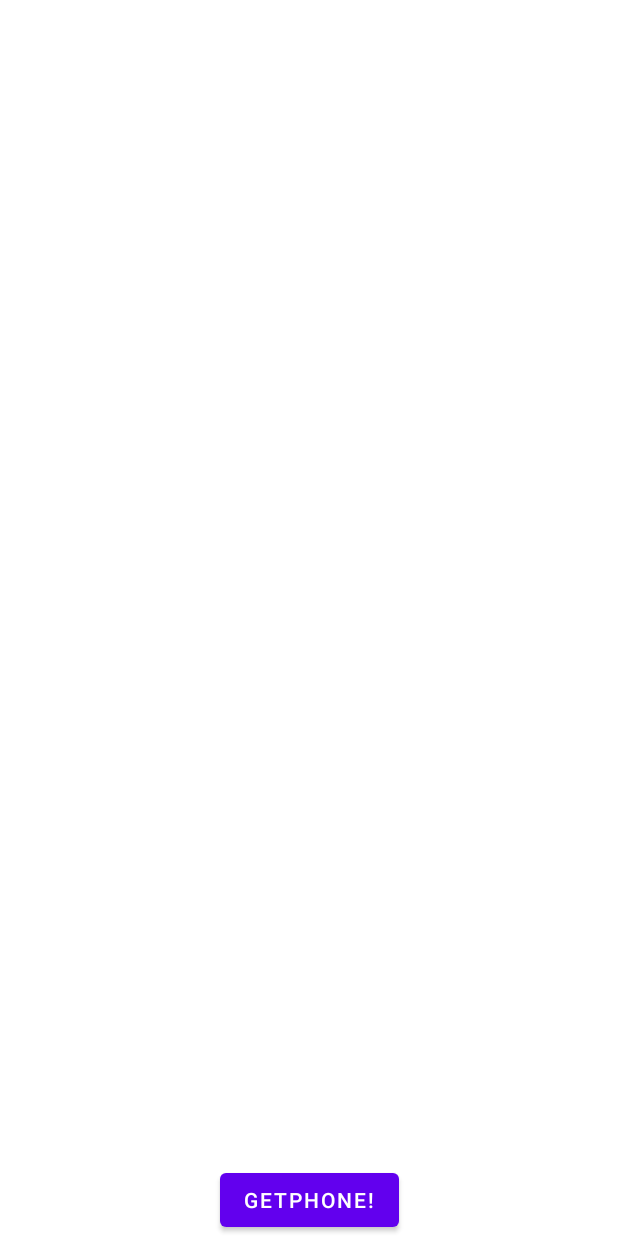
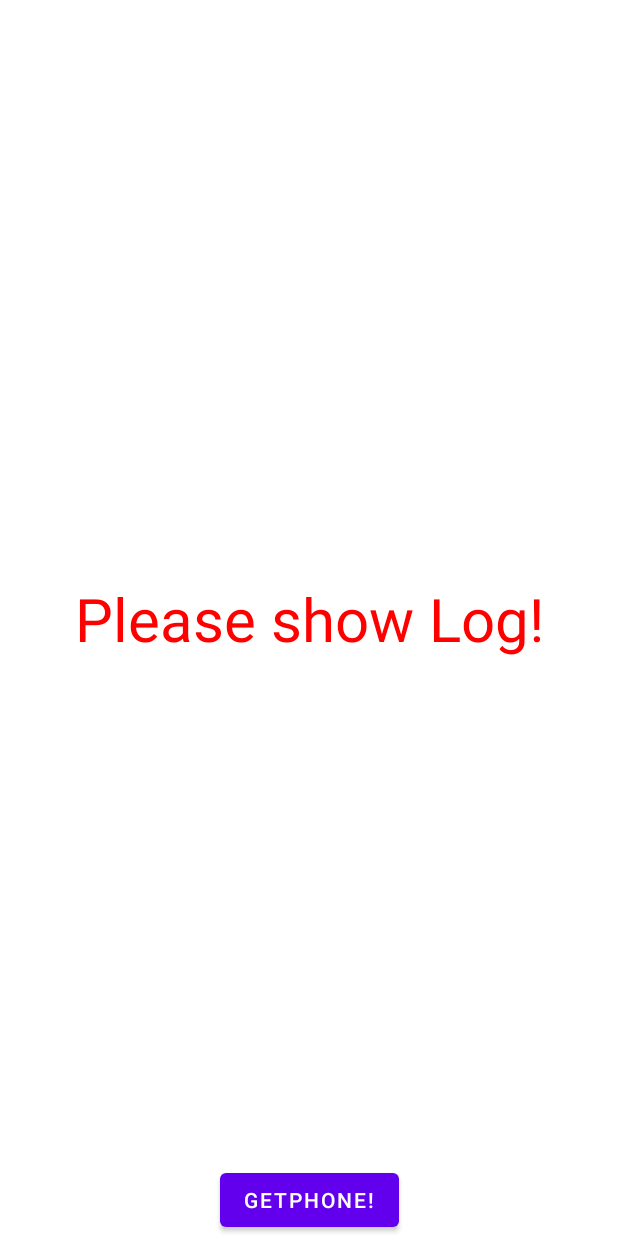
Before and after one commit to sHong7512/PhoneContentResolver, an Android app: the layout activity_main.xml on its own in the app's theme, with its tools: preview values and no code run, on a phone screen of 412 x 824 dp. Run offline under Robolectric (Android 15) with nearby library versions, the phone set to English and light mode, and no system bars.

```diff
--- a/app/src/main/res/layout/activity_main.xml
+++ b/app/src/main/res/layout/activity_main.xml
@@ -5,6 +5,17 @@
     android:layout_width="match_parent"
     android:layout_height="match_parent"
     tools:context=".MainActivity">
+
+    <TextView
+        android:text="Please show Log!"
+        android:textColor="@color/red"
+        android:textSize="40dp"
+        android:layout_width="wrap_content"
+        android:layout_height="wrap_content"
+        app:layout_constraintTop_toTopOf="parent"
+        app:layout_constraintBottom_toBottomOf="parent"
+        app:layout_constraintStart_toStartOf="parent"
+        app:layout_constraintEnd_toEndOf="parent"/>
 
     <Button
         android:id="@+id/getPhoneButton"
--- a/app/src/main/res/values/colors.xml
+++ b/app/src/main/res/values/colors.xml
@@ -7,4 +7,5 @@
     <color name="teal_700">#FF018786</color>
     <color name="black">#FF000000</color>
     <color name="white">#FFFFFFFF</color>
+    <color name="red">#FFFF0000</color>
 </resources>
```
Also changed, not shown: app/src/main/java/com/shong/phonecontentresolver/MainActivity.kt (+51 -26 lines).
